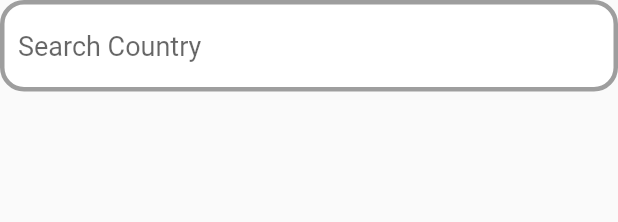
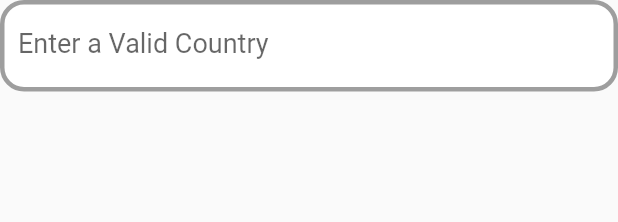
Before and after one commit to CAU-MobileApp/GlobalTime, a Flutter app: the Country widget shown alone on an empty page, opened directly, on a phone screen of 412 x 824 dp. Shown: the top 222 px of the screen. Run offline on Flutter 3.47's test engine with Material 2 defaults, Android fonts, the light colour scheme and no system bars; drawn by our look-alikes of searchfield; our stand-ins replace flutter_colorpicker, google_fonts, shared_preferences; accounts and stored records are empty; project files that could hold a hidden picture were left out.

```diff
--- a/lib/screen/custom_screen/custom_screen.dart
+++ b/lib/screen/custom_screen/custom_screen.dart
@@ -346,6 +346,15 @@ class Country extends StatefulWidget {
 
 class _CountryState extends State<Country> {
   final _formKey = GlobalKey<FormState>();
+  final _searchController = TextEditingController();
+  final focus = FocusNode();
+
+  @override
+  void dispose() {
+    _searchController.dispose();
+    focus.dispose();
+    super.dispose();
+  }
 
   @override
   Widget build(BuildContext context) {
@@ -370,6 +379,7 @@ class _CountryState extends State<Country> {
         searchInputDecoration: InputDecoration(   //input box 관련 ui
           filled: true,
           fillColor: Colors.white,
+          labelText: "Enter a Valid Country",
           enabledBorder: OutlineInputBorder(
             borderSide: const BorderSide(
               color: Colors.grey,
@@ -405,26 +415,27 @@ class _CountryState extends State<Country> {
         suggestionState: Suggestion.expand,
         textInputAction: TextInputAction.done,
         onSubmit: (value){
-            if (pvdStore.countryListParsed.contains(value)){
+            if (pvdStore.countryListParsed.contains(value) && value.isNotEmpty){  //validity 검사
               pvdStore.setCountry(value); //새로 선택된 지역 정보로 text를 갱신
               pvdStore.getTime(pvdStore.country);
               pvdStore.index == -1
                   ? pvdStoreTheme.country = value
                   : pvdStore.storedThemes[pvdStore.index].country = value;
             }
+            else{
+              setState(() {
+                _searchController.text = 'Please Enter a Valid Country';
+              });
+            }
         },
         hint: 'Search Country',
+        focusNode: focus,
+        controller: _searchController,
         hasOverlay: false,
         searchStyle: const TextStyle(
           fontSize: 18,
           color: Colors.black,
         ),
-        // validator: (x) {
-        //   if (!pvd.countryListParsed.contains(x) || x!.isEmpty) {
-        //     return 'Please Enter a Valid Country';
-        //   }
-        //   return null;
-        // },
         maxSuggestionsInViewPort: 5,
         itemHeight: 50,
         onSuggestionTap: (x) {},
```
